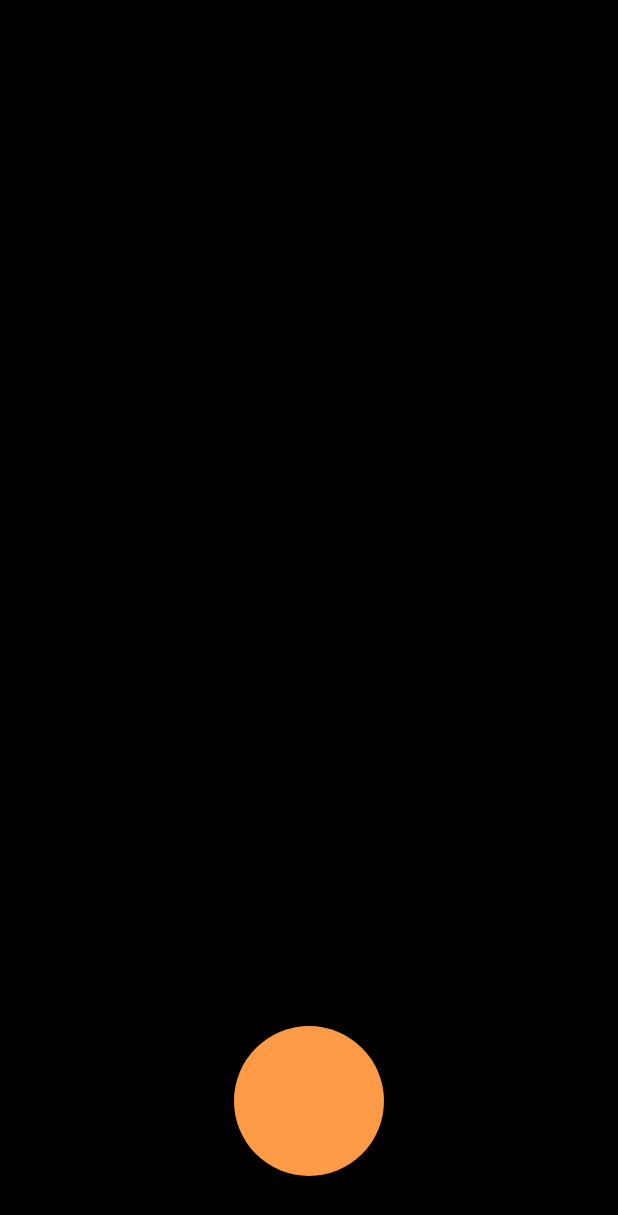
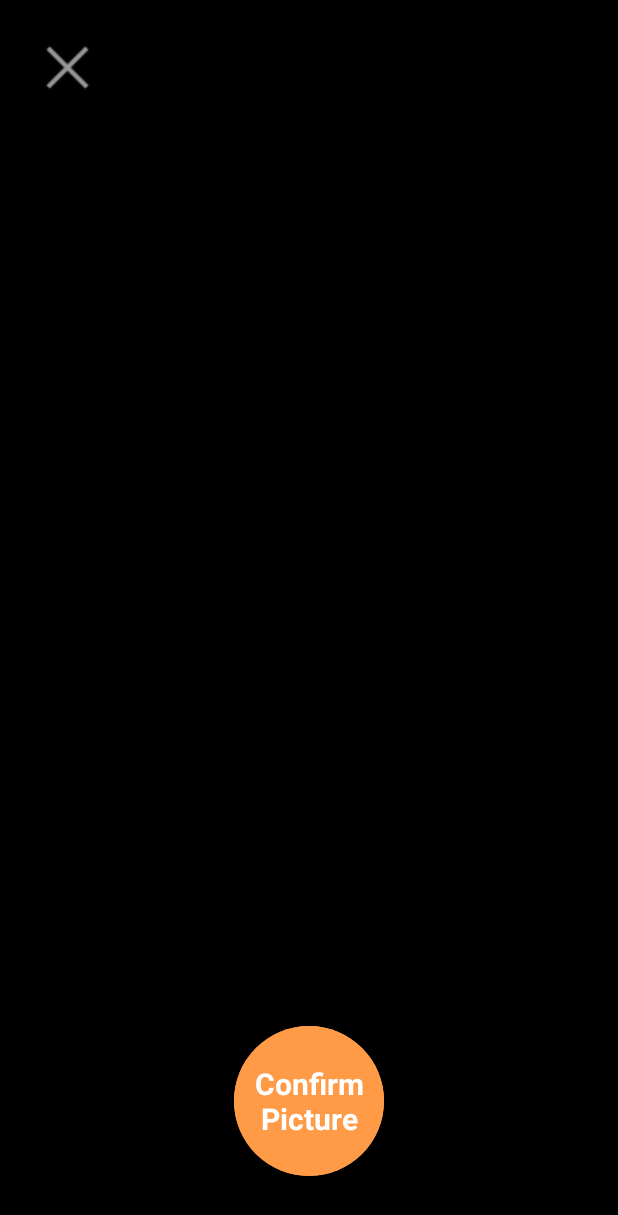
Before and after one commit to erichfeinstein/MunchBox, an Android app: the layout camera_preview.xml on its own in the app's theme, with its tools: preview values and no code run, on a phone screen of 412 x 824 dp. Shown: the top 1215 px of the screen. Run offline under Robolectric (Android 15) with nearby library versions, the phone set to English and light mode, and no system bars.

Commit message:
Camera UI changes

```diff
--- a/app/src/main/java/seniorproj/munchbox/MunchCam.java
+++ b/app/src/main/java/seniorproj/munchbox/MunchCam.java
@@ -1,15 +1,10 @@
 package seniorproj.munchbox;
 
-import android.Manifest;
 import android.app.Activity;
-import android.content.Intent;
-import android.content.pm.PackageManager;
 import android.hardware.Camera;
 import android.net.Uri;
 import android.os.Bundle;
 import android.os.Environment;
-import android.support.v4.app.ActivityCompat;
-import android.support.v4.content.ContextCompat;
 import android.view.View;
 import android.widget.Button;
 import android.widget.FrameLayout;
@@ -45,7 +40,14 @@ public class MunchCam extends Activity {
         FrameLayout prev = (FrameLayout) findViewById(R.id.camera_preview);
         prev.addView(munchCamPreview);
 
-        Button captureButton = (Button) findViewById(R.id.button_capture);
+        final Button captureButton = (Button) findViewById(R.id.button_capture);
+        final Button confirmButton = (Button) findViewById(R.id.button_confirm);
+        final Button cancelButton = (Button) findViewById(R.id.button_cancel);
+        confirmButton.setVisibility(View.INVISIBLE);
+        confirmButton.setEnabled(false);
+        cancelButton.setVisibility(View.INVISIBLE);
+        cancelButton.setEnabled(false);
+        //Cancel button
 
         captureButton.setOnClickListener(
                 new View.OnClickListener() {
@@ -53,6 +55,12 @@ public class MunchCam extends Activity {
                     public void onClick(View v) {
                         // get an image from the camera
                         cam.takePicture(null, null, mPicture);
+                        captureButton.setEnabled(false);
+                        captureButton.setVisibility(View.INVISIBLE);
+                        confirmButton.setEnabled(true);
+                        confirmButton.setVisibility(View.VISIBLE);
+                        cancelButton.setEnabled(true);
+                        cancelButton.setVisibility(View.VISIBLE);
                     }
                 }
         );
--- a/app/src/main/res/layout/camera_preview.xml
+++ b/app/src/main/res/layout/camera_preview.xml
@@ -1,8 +1,8 @@
 <?xml version="1.0" encoding="utf-8"?>
 <RelativeLayout xmlns:android="http://schemas.android.com/apk/res/android"
+    xmlns:tools="http://schemas.android.com/tools"
     android:layout_width="match_parent"
     android:layout_height="match_parent"
-    android:backgroundTint="@android:color/transparent"
     android:orientation="vertical">
 
     <FrameLayout
@@ -13,9 +13,39 @@
     <RelativeLayout
         android:layout_width="wrap_content"
         android:layout_height="wrap_content"
-        android:layout_marginBottom="40dp"
+        android:layout_alignParentTop="true"
+        android:layout_alignParentLeft="true">
+
+        <Button
+            android:id="@+id/button_cancel"
+            android:layout_width="50dp"
+            android:layout_height="50dp"
+            android:layout_margin="20dp"
+            android:layout_weight="1"
+            android:background="@android:drawable/ic_menu_close_clear_cancel" />
+
+    </RelativeLayout>
+
+    <seniorproj.munchbox.SquareImageView
+        android:id="@+id/picture_frame"
+        android:layout_width="match_parent"
+        android:layout_height="wrap_content" />
+
+    <FrameLayout
+        android:layout_width="match_parent"
+        android:layout_height="wrap_content"
         android:layout_alignParentBottom="true"
-        android:layout_centerHorizontal="true">
+        android:layout_below="@+id/picture_frame"
+        android:background="@android:color/black"
+        android:layout_weight="1">
+    </FrameLayout>
+
+    <RelativeLayout
+        android:layout_width="wrap_content"
+        android:layout_height="wrap_content"
+        android:layout_alignParentBottom="true"
+        android:layout_centerHorizontal="true"
+        android:layout_marginBottom="40dp">
 
         <Button
             android:id="@+id/button_capture"
@@ -23,7 +53,23 @@
             android:layout_height="100dp"
             android:layout_centerInParent="true"
             android:layout_weight="1"
-            android:background="@drawable/button" />
+            android:background="@drawable/button"
+            android:text="Take\nPicture"
+            android:textColor="@android:color/white"
+            android:textSize="20dp"
+            android:textStyle="bold" />
+
+        <Button
+            android:id="@+id/button_confirm"
+            android:layout_width="100dp"
+            android:layout_height="100dp"
+            android:layout_centerInParent="true"
+            android:layout_weight="1"
+            android:background="@drawable/button"
+            android:text="Confirm\nPicture"
+            android:textColor="@android:color/white"
+            android:textSize="20dp"
+            android:textStyle="bold" />
 
     </RelativeLayout>
 
```
